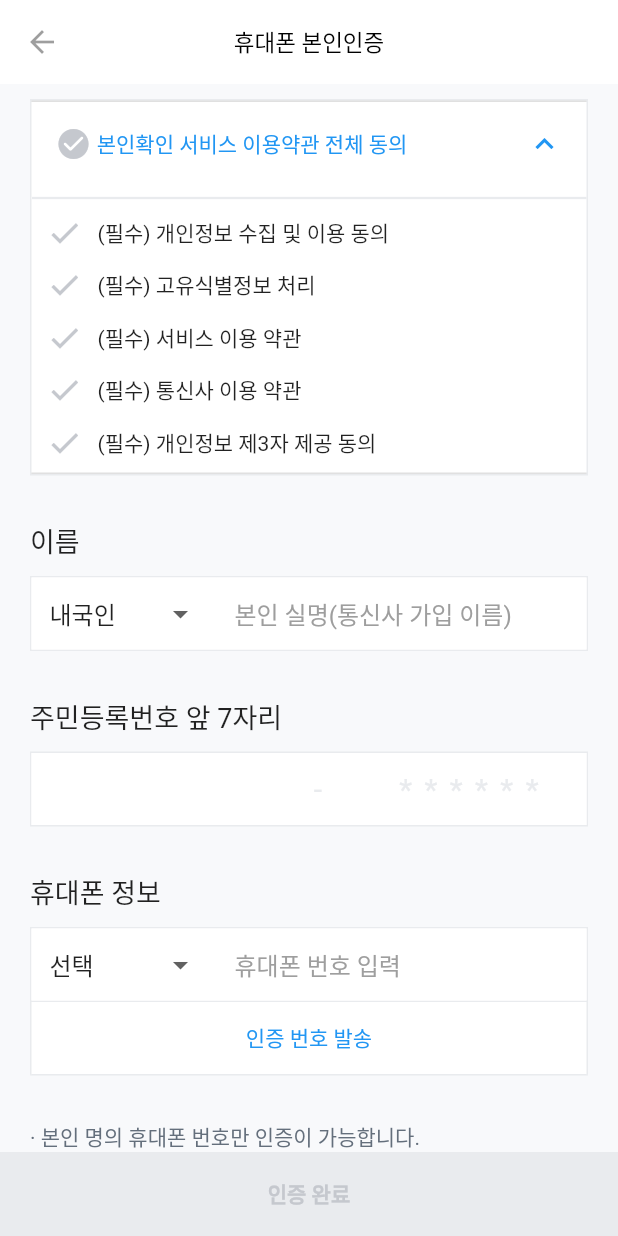
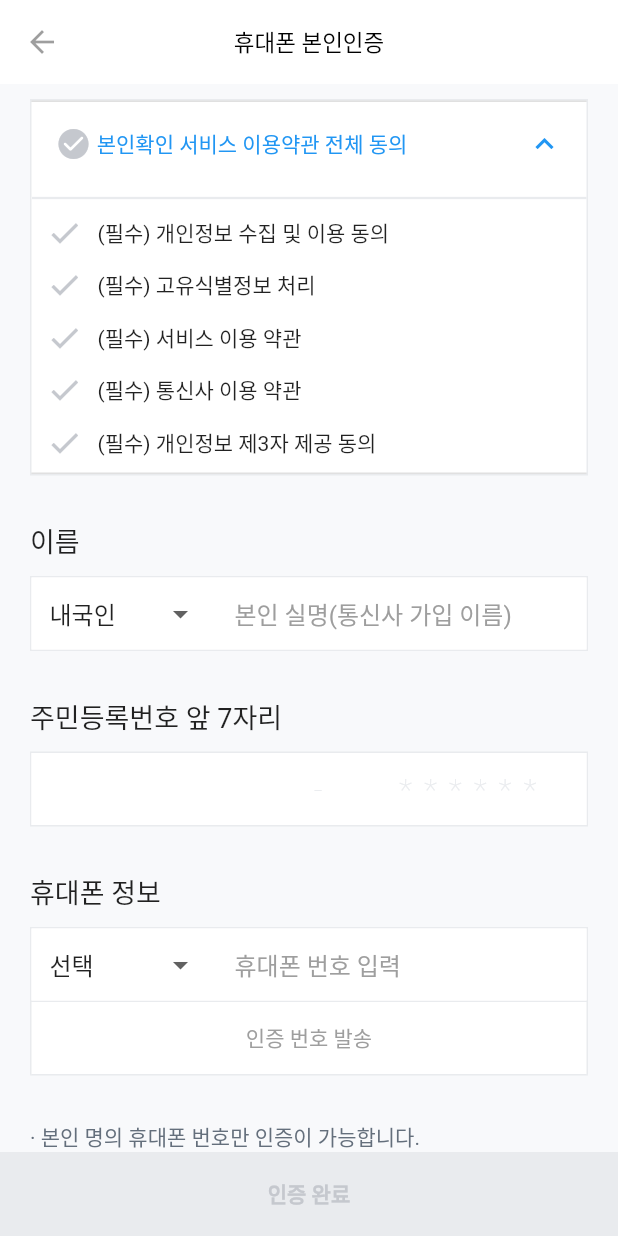
Before and after one commit to Seol-JY/socar-clone, a Flutter app: the screen it shows after launch, on a phone screen of 412 x 824 dp. Run offline on Flutter 3.47's test engine with Material 2 defaults, Android fonts, the phone set to English and light mode, and no system bars.

Commit message:
Feat : Register Auth Page 개발 완

```diff
--- a/lib/screens/register_auth_page.dart
+++ b/lib/screens/register_auth_page.dart
@@ -1,3 +1,5 @@
+import 'dart:io';
+import 'dart:async';
 import 'package:flutter/material.dart';
 import 'package:flutter/services.dart';
 import 'package:socar/widgets/app_bar.dart';
@@ -17,6 +19,36 @@ class RegisterAuthPage extends StatefulWidget {
 class RegisterAuthPageState extends State<RegisterAuthPage> {
   bool isAuthCompleted = false;
   bool isAuthStarted = false;
+  bool isPhoneNumberEntered = false;
+
+  String timerText = "3:00";
+  int timerTime = 180;
+
+  TextEditingController authCodeController = TextEditingController();
+  TextEditingController phoneNumberController = TextEditingController();
+
+  TermAgreementBoxWidget termAgreementBoxWidget = TermAgreementBoxWidget();
+
+  @override
+  void initState() {
+    super.initState();
+
+    authCodeController.addListener(() {
+      if (authCodeController.text.length == 6) {
+        setState(() {
+          isAuthCompleted = true;
+        });
+      }
+    });
+
+    phoneNumberController.addListener(() {
+      if (phoneNumberController.text.length == 11) {
+        setState(() {
+          isPhoneNumberEntered = true;
+        });
+      }
+    });
+  }
 
   @override
   Widget build(BuildContext context) {
@@ -34,7 +66,7 @@ class RegisterAuthPageState extends State<RegisterAuthPage> {
             child: Column(
               crossAxisAlignment: CrossAxisAlignment.start,
               children: [
-                const TermAgreementBoxWidget(),
+                termAgreementBoxWidget,
                 const SizedBox(
                   height: 30,
                 ),
@@ -83,6 +115,7 @@ class RegisterAuthPageState extends State<RegisterAuthPage> {
                   helperText: "휴대폰 번호 입력",
                   inputFormatter: FilteringTextInputFormatter.digitsOnly,
                   textInputType: TextInputType.number,
+                  textController: phoneNumberController,
                 ),
                 Container(
                   decoration: const BoxDecoration(
@@ -102,12 +135,26 @@ class RegisterAuthPageState extends State<RegisterAuthPage> {
                     children: [
                       Expanded(
                         child: TextButton(
-                          child: Text(isAuthStarted ? "재전송" : "인증 번호 발송"),
-                          onPressed: () {
-                            setState(() {
-                              isAuthStarted = true;
-                            });
-                          },
+                          onPressed: isSendButtonEnabled()
+                              ? () {
+                                  if (timerTime != 180) {
+                                    return;
+                                  }
+
+                                  setState(() {
+                                    isAuthStarted = true;
+                                    runTimer();
+                                  });
+                                }
+                              : null,
+                          child: Text(
+                            isAuthStarted ? "재전송" : "인증 번호 발송",
+                            style: TextStyle(
+                              color: isSendButtonEnabled()
+                                  ? const Color(0xff02b8ff)
+                                  : Colors.grey,
+                            ),
+                          ),
                         ),
                       ),
                     ],
@@ -131,6 +178,7 @@ class RegisterAuthPageState extends State<RegisterAuthPage> {
                             Expanded(
                                 flex: 2,
                                 child: TextField(
+                                  controller: authCodeController,
                                   inputFormatters: [
                                     FilteringTextInputFormatter.digitsOnly
                                   ],
@@ -144,7 +192,24 @@ class RegisterAuthPageState extends State<RegisterAuthPage> {
                                         color:
                                             Colors.grey), // placeholder 텍스트 스타일
                                   ),
-                                ))
+                                )),
+                            Expanded(
+                              flex: 1,
+                              child: TextField(
+                                readOnly: true,
+                                decoration: InputDecoration(
+                                  filled: true,
+                                  fillColor: Colors.white,
+                                  hoverColor: Colors.white,
+                                  border: InputBorder.none,
+                                  hintText: timerText,
+                                  hintStyle: const TextStyle(
+                                      color: Color(
+                                    0xffff2c51,
+                                  )), // placeholder 텍스트 스타일
+                                ),
+                              ),
+                            )
                           ],
                         ),
                       ),
@@ -168,9 +233,11 @@ class RegisterAuthPageState extends State<RegisterAuthPage> {
         color:
             isAuthCompleted ? const Color(0xff00b8ff) : const Color(0xffe9ebee),
         child: InkWell(
-          onTap: () {
-            //print('called on tap');
-          },
+          onTap: isAuthCompleted
+              ? () {
+                  print(termAgreementBoxWidget.isAllTermChecked);
+                }
+              : null,
           child: SizedBox(
             height: kToolbarHeight,
             width: double.infinity,
@@ -189,4 +256,26 @@ class RegisterAuthPageState extends State<RegisterAuthPage> {
       ),
     );
   }
+
+  void runTimer() {
+    Timer.periodic(const Duration(seconds: 1), (timer) {
+      if (timerTime < 0) {
+        timer.cancel();
+      } else {
+        int min = timerTime ~/ 60;
+        int sec = timerTime % 60;
+
+        setState(() {
+          timerText = '$min:${sec.toString().padLeft(2, '0')}';
+        });
+        timerTime--;
+      }
+    });
+  }
+
+  bool isSendButtonEnabled() {
+    print(termAgreementBoxWidget.isAllTermChecked);
+    return ((!isAuthStarted) || (isAuthStarted && timerTime <= 0)) &&
+        isPhoneNumberEntered;
+  }
 }
--- a/lib/widgets/register_page/dropdown_text_field_in_row.dart
+++ b/lib/widgets/register_page/dropdown_text_field_in_row.dart
@@ -7,6 +7,7 @@ class DropDownTextFieldInRowWidget extends StatefulWidget {
   String? helperText;
   TextInputFormatter? inputFormatter;
   TextInputType? textInputType;
+  TextEditingController? textController;
 
   DropDownTextFieldInRowWidget(
       {Key? key,
@@ -14,7 +15,8 @@ class DropDownTextFieldInRowWidget extends StatefulWidget {
       required this.dropdownList,
       this.inputFormatter,
       this.textInputType,
-      this.helperText})
+      this.helperText,
+      this.textController})
       : super(key: key);
 
   @override
@@ -67,6 +69,7 @@ class _DropDownTextFieldInRowState extends State<DropDownTextFieldInRowWidget> {
           Expanded(
               flex: 2,
               child: TextField(
+                controller: widget.textController,
                 inputFormatters: formatters,
                 keyboardType: widget.textInputType,
                 decoration: InputDecoration(
--- a/lib/widgets/register_page/security_number_input.dart
+++ b/lib/widgets/register_page/security_number_input.dart
@@ -49,6 +49,7 @@ class _SecureNumberInputState extends State<SecureNumberInputWidget> {
                     hintText: "-",
                     hintStyle: TextStyle(
                       fontSize: 20,
+                      fontWeight: FontWeight.w200,
                       color: Color(0xffe9ebee),
                     ),
                   ),
@@ -58,6 +59,7 @@ class _SecureNumberInputState extends State<SecureNumberInputWidget> {
             ),
             Expanded(
               flex: 2,
+              child: Container(
                 child: TextField(
                   inputFormatters: [FilteringTextInputFormatter.digitsOnly],
                   keyboardType: TextInputType.number,
@@ -68,6 +70,7 @@ class _SecureNumberInputState extends State<SecureNumberInputWidget> {
                       border: InputBorder.none,
                       counterText: ""),
                   maxLength: 1,
+                ),
               ),
             ),
             Expanded(
@@ -82,6 +85,7 @@ class _SecureNumberInputState extends State<SecureNumberInputWidget> {
                     hintText: "******",
                     hintStyle: TextStyle(
                         fontSize: 20,
+                        fontWeight: FontWeight.w200,
                         textBaseline: TextBaseline.ideographic,
                         letterSpacing: MediaQuery.of(context).size.width * 0.02,
                         color: const Color(0xffe9ebee)),
--- a/lib/widgets/register_page/term_agreement.dart
+++ b/lib/widgets/register_page/term_agreement.dart
@@ -1,7 +1,8 @@
 import 'package:flutter/material.dart';
 
 class TermAgreementBoxWidget extends StatefulWidget {
-  const TermAgreementBoxWidget({super.key});
+  bool isAllTermChecked = false;
+  TermAgreementBoxWidget({super.key});
 
   @override
   State<StatefulWidget> createState() {
@@ -13,7 +14,6 @@ class TermAgreementBoxWidget extends StatefulWidget {
 class _TermAgreementBoxState extends State<TermAgreementBoxWidget> {
   final ExpansionTileController _controller = ExpansionTileController();
 
-  bool isAllTermChecked = false;
   late List<_TermAgreementWidget> terms;
 
   @override
@@ -61,7 +61,7 @@ class _TermAgreementBoxState extends State<TermAgreementBoxWidget> {
                 0xf635,
                 fontFamily: 'MaterialIcons',
               ),
-              color: isAllTermChecked
+              color: widget.isAllTermChecked
                   ? const Color(0xff28323c)
                   : const Color(0xffc5c8ce),
             ),
@@ -75,7 +75,7 @@ class _TermAgreementBoxState extends State<TermAgreementBoxWidget> {
         ),
         onExpansionChanged: (value) {
           setState(() {
-            isAllTermChecked = !value;
+            widget.isAllTermChecked = !value;
             for (int i = 0; i < terms.length; i++) {
               terms[i].isChecked = !value;
             }
@@ -102,7 +102,7 @@ class _TermAgreementBoxState extends State<TermAgreementBoxWidget> {
       if (terms[i].isTermChecked() == false) {
         setState(
           () {
-            isAllTermChecked = false;
+            widget.isAllTermChecked = false;
           },
         );
         return;
@@ -110,7 +110,7 @@ class _TermAgreementBoxState extends State<TermAgreementBoxWidget> {
     }
     setState(
       () {
-        isAllTermChecked = true;
+        widget.isAllTermChecked = true;
         _controller.collapse();
       },
     );
```
Lines whose indentation alone changed are shown as unchanged.
